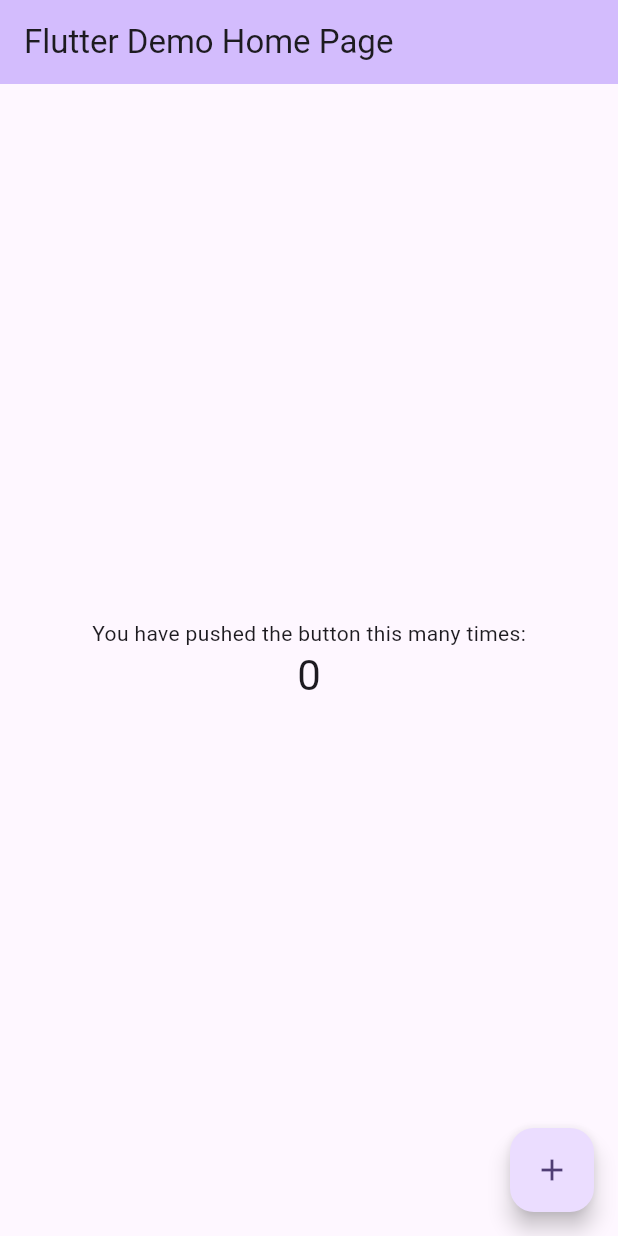
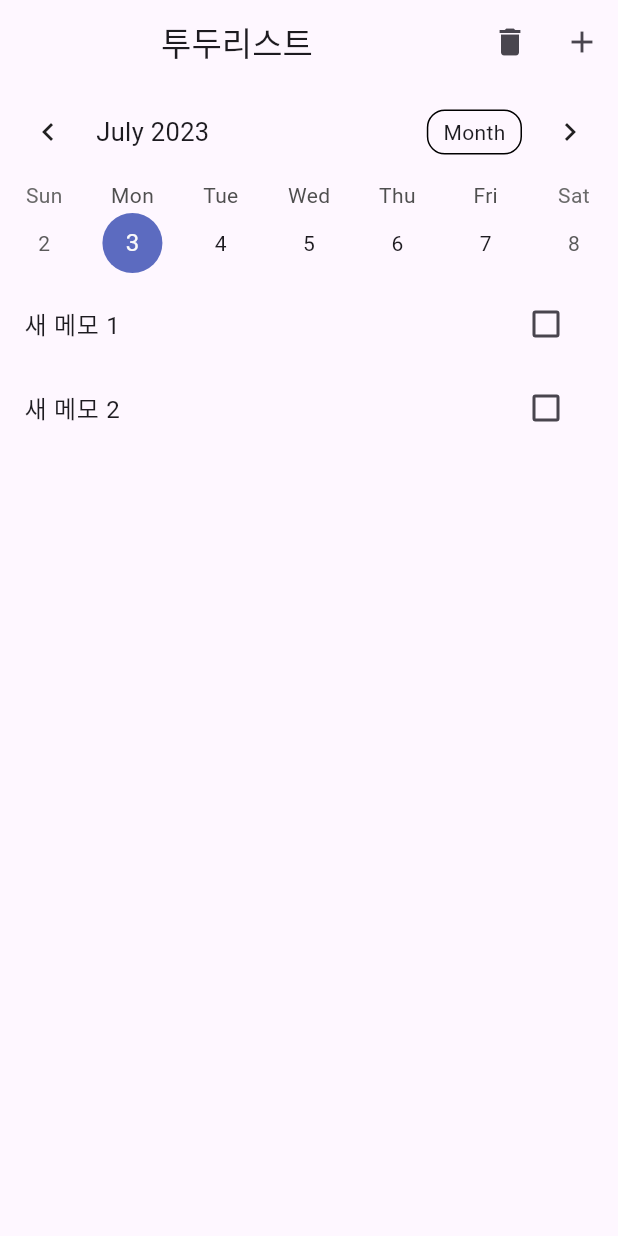
Before and after one commit to JeongKiKi/StudyPlanner, a Flutter app: the screen it shows after launch, on a phone screen of 412 x 824 dp. Run offline on Flutter 3.47's test engine with Material 2 defaults, Android fonts, the light colour scheme and no system bars; drawn by our look-alikes of table_calendar; our stand-ins replace shared_preferences.

Commit message:
TableCalendar 적용

```diff
--- a/analysis_options.yaml
+++ b/analysis_options.yaml
@@ -22,6 +22,8 @@ linter:
   # `// ignore_for_file: name_of_lint` syntax on the line or in the file
   # producing the lint.
   rules:
+  prefer_const_constructors: false
+  prefer_const_literals_to_create_immutables: false
     # avoid_print: false  # Uncomment to disable the `avoid_print` rule
     # prefer_single_quotes: true  # Uncomment to enable the `prefer_single_quotes` rule
 
--- a/lib/main.dart
+++ b/lib/main.dart
@@ -1,4 +1,12 @@
+import 'package:flutter/cupertino.dart';
 import 'package:flutter/material.dart';
+import 'package:table_calendar/table_calendar.dart';
+import 'package:provider/provider.dart';
+import 'package:shared_preferences/shared_preferences.dart';
+
+import 'todo_service.dart';
+
+late SharedPreferences prefs;
 
 void main() {
   runApp(const MyApp());
@@ -13,113 +21,102 @@ class MyApp extends StatelessWidget {
     return MaterialApp(
       title: 'Flutter Demo',
       theme: ThemeData(
-        // This is the theme of your application.
-        //
-        // TRY THIS: Try running your application with "flutter run". You'll see
-        // the application has a blue toolbar. Then, without quitting the app,
-        // try changing the seedColor in the colorScheme below to Colors.green
-        // and then invoke "hot reload" (save your changes or press the "hot
-        // reload" button in a Flutter-supported IDE, or press "r" if you used
-        // the command line to start the app).
-        //
-        // Notice that the counter didn't reset back to zero; the application
-        // state is not lost during the reload. To reset the state, use hot
-        // restart instead.
-        //
-        // This works for code too, not just values: Most code changes can be
-        // tested with just a hot reload.
         colorScheme: ColorScheme.fromSeed(seedColor: Colors.deepPurple),
         useMaterial3: true,
       ),
-      home: const MyHomePage(title: 'Flutter Demo Home Page'),
+      home: MyHomePage(),
     );
   }
 }
 
 class MyHomePage extends StatefulWidget {
-  const MyHomePage({super.key, required this.title});
-
-  // This widget is the home page of your application. It is stateful, meaning
-  // that it has a State object (defined below) that contains fields that affect
-  // how it looks.
-
-  // This class is the configuration for the state. It holds the values (in this
-  // case the title) provided by the parent (in this case the App widget) and
-  // used by the build method of the State. Fields in a Widget subclass are
-  // always marked "final".
-
-  final String title;
-
   @override
   State<MyHomePage> createState() => _MyHomePageState();
 }
 
+typedef OnDaySelected = void Function(
+    DateTime selectedDay, DateTime focusedDay);
+
 class _MyHomePageState extends State<MyHomePage> {
-  int _counter = 0;
+  DateTime selectedDay = DateTime(
+    DateTime.now().year,
+    DateTime.now().month,
+    DateTime.now().day,
+  );
 
-  void _incrementCounter() {
-    setState(() {
-      // This call to setState tells the Flutter framework that something has
-      // changed in this State, which causes it to rerun the build method below
-      // so that the display can reflect the updated values. If we changed
-      // _counter without calling setState(), then the build method would not be
-      // called again, and so nothing would appear to happen.
-      _counter++;
-    });
-  }
+  DateTime focusedDay = DateTime.now();
 
   @override
   Widget build(BuildContext context) {
-    // This method is rerun every time setState is called, for instance as done
-    // by the _incrementCounter method above.
-    //
-    // The Flutter framework has been optimized to make rerunning build methods
-    // fast, so that you can just rebuild anything that needs updating rather
-    // than having to individually change instances of widgets.
+    // TodoService todoService = context.read<TodoService>();
+
+    // List<Todo> todoList = todoService.todoList;
+
+    List<Todo> todoList = [
+      Todo(content: '새 메모 1'), // 더미(dummy) 데이터
+      Todo(content: '새 메모 2'), // 더미(dummy) 데이터
+    ];
+
     return Scaffold(
       appBar: AppBar(
-        // TRY THIS: Try changing the color here to a specific color (to
-        // Colors.amber, perhaps?) and trigger a hot reload to see the AppBar
-        // change color while the other colors stay the same.
-        backgroundColor: Theme.of(context).colorScheme.inversePrimary,
-        // Here we take the value from the MyHomePage object that was created by
-        // the App.build method, and use it to set our appbar title.
-        title: Text(widget.title),
+        title: Center(
+          child: Text('투두리스트'),
+        ),
+        actions: [
+          IconButton(
+            onPressed: () {
+              // 첫 번째 액션 버튼을 눌렀을 때 실행할 동작을 정의하세요.
+              // 예: 데이터 삭제 기능
+            },
+            icon: Icon(Icons.delete),
+          ),
+          IconButton(
+            onPressed: () {
+              // 두 번째 액션 버튼을 눌렀을 때 실행할 동작을 정의하세요.
+              // 예: 할 일 추가 기능
+            },
+            icon: Icon(Icons.add),
+          ),
+        ],
       ),
-      body: Center(
-        // Center is a layout widget. It takes a single child and positions it
-        // in the middle of the parent.
-        child: Column(
-          // Column is also a layout widget. It takes a list of children and
-          // arranges them vertically. By default, it sizes itself to fit its
-          // children horizontally, and tries to be as tall as its parent.
-          //
-          // Column has various properties to control how it sizes itself and
-          // how it positions its children. Here we use mainAxisAlignment to
-          // center the children vertically; the main axis here is the vertical
-          // axis because Columns are vertical (the cross axis would be
-          // horizontal).
-          //
-          // TRY THIS: Invoke "debug painting" (choose the "Toggle Debug Paint"
-          // action in the IDE, or press "p" in the console), to see the
-          // wireframe for each widget.
-          mainAxisAlignment: MainAxisAlignment.center,
-          children: <Widget>[
-            const Text(
-              'You have pushed the button this many times:',
+      body: Column(
+        children: [
+          TableCalendar(
+            firstDay: DateTime.utc(2021, 10, 16),
+            lastDay: DateTime.utc(2030, 3, 14),
+            focusedDay: DateTime.now(),
+            calendarFormat: CalendarFormat.week,
+            onDaySelected: (DateTime selectedDay, DateTime focusedDay) {
+              setState(() {
+                this.selectedDay = selectedDay;
+                this.focusedDay = focusedDay;
+              });
+            },
+            selectedDayPredicate: (DateTime day) {
+              return isSameDay(selectedDay, day);
+            },
+          ),
+          Expanded(
+            child: ListView.builder(
+              itemCount: todoList.length,
+              itemBuilder: (context, index) {
+                Todo todoItem = todoList[index];
+                return ListTile(
+                  title: Text(todoItem.content),
+                  trailing: Checkbox(
+                    value: todoItem.done,
+                    onChanged: (value) {
+                      setState(() {
+                        todoItem.done = value!;
+                      });
+                    },
+                  ),
+                );
+              },
             ),
-            Text(
-              '$_counter',
-              style: Theme.of(context).textTheme.headlineMedium,
-            ),
-          ],
-        ),
+          ),
+        ],
       ),
-      floatingActionButton: FloatingActionButton(
-        onPressed: _incrementCounter,
-        tooltip: 'Increment',
-        child: const Icon(Icons.add),
-      ), // This trailing comma makes auto-formatting nicer for build methods.
     );
   }
 }
--- /dev/null
+++ b/lib/todo_service.dart
@@ -0,0 +1,57 @@
+import 'dart:convert';
+import 'package:flutter/material.dart';
+import 'main.dart';
+
+// Memo 데이터의 형식을 정해줍니다. 추후 isPinned, updatedAt 등의 정보도 저장할 수 있습니다.
+class Todo {
+  Todo({
+    required this.content,
+    this.done = false,
+    this.updatedAt,
+  });
+
+  String content;
+  bool done;
+  DateTime? updatedAt;
+
+  Map toJson() {
+    return {
+      'content': content,
+      'isDone': done,
+      'updatedAt': updatedAt?.toIso8601String(),
+    };
+  }
+
+  factory Todo.fromJson(json) {
+    return Todo(
+      content: json['content'],
+      done: json['isDone'] ?? false,
+      updatedAt:
+          json['updatedAt'] == null ? null : DateTime.parse(json['updatedAt']),
+    );
+  }
+}
+
+// Memo 데이터는 모두 여기서 관리
+class TodoService extends ChangeNotifier {
+  TodoService() {
+    loadTodoList();
+  }
+
+  List<Todo> todoList = [
+    Todo(content: '새 메모 1'), // 더미(dummy) 데이터
+    Todo(content: '새 메모 2'), // 더미(dummy) 데이터
+  ];
+
+  loadTodoList() {
+    String? jsonString = prefs.getString('todoList');
+    // '[{"content": "1"}, {"content": "2"}]'
+
+    if (jsonString == null) return; // null 이면 로드하지 않음
+
+    List todoJsonList = jsonDecode(jsonString);
+    // [{"content": "1"}, {"content": "2"}]
+
+    todoList = todoJsonList.map((json) => Todo.fromJson(json)).toList();
+  }
+}
--- a/pubspec.yaml
+++ b/pubspec.yaml
@@ -35,6 +35,9 @@ dependencies:
   # The following adds the Cupertino Icons font to your application.
   # Use with the CupertinoIcons class for iOS style icons.
   cupertino_icons: ^1.0.2
+  table_calendar: ^3.0.9
+  provider: ^6.0.5
+  shared_preferences: ^2.1.2
 
 dev_dependencies:
   flutter_test:
```
Also changed, not shown: pubspec.lock, 10 other files.
